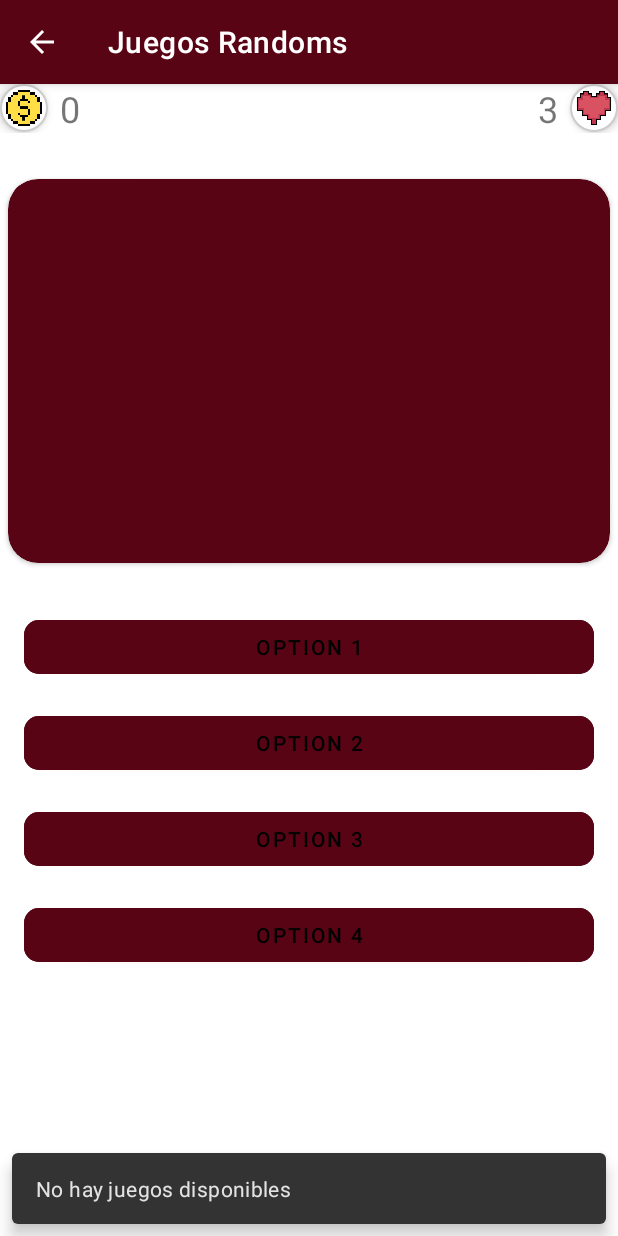
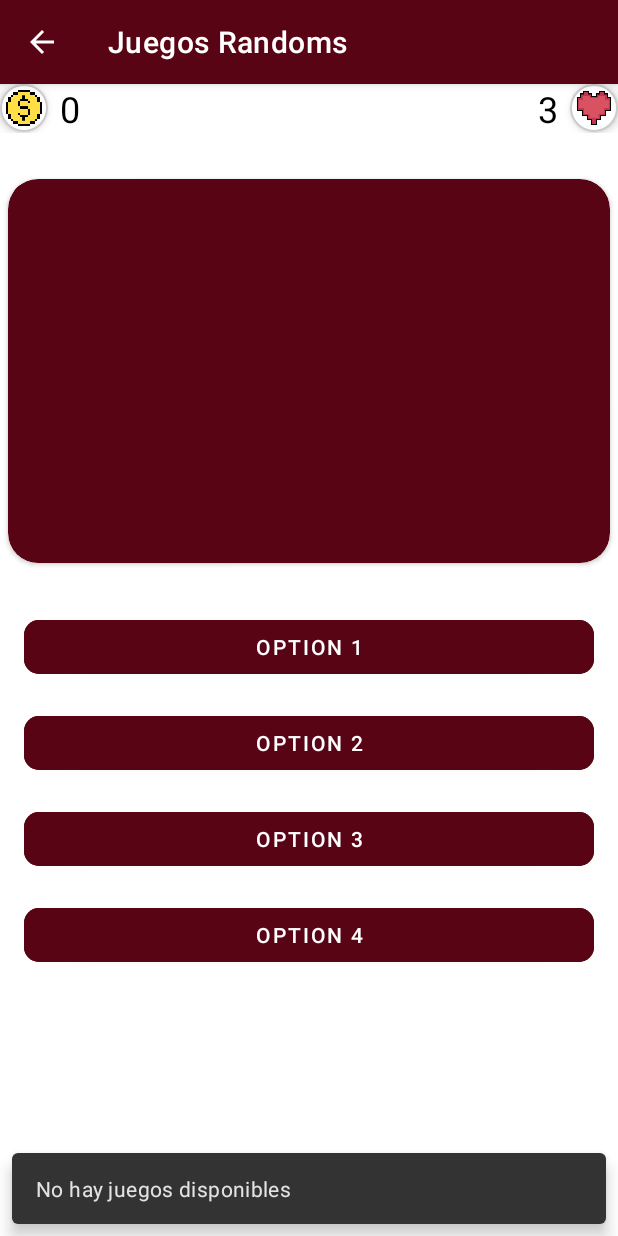
Before and after one commit to GameQuizApp/GameQuiz, an Android app: the GameActivity screen opened directly, with no data from a screen before it, on a phone screen of 412 x 824 dp. Run offline under Robolectric (Android 15) with nearby library versions, the phone set to English and light mode, and no system bars; our stand-ins replace Firebase (no records; nobody signed in at launch, a user with empty details on screens opened directly); 1 statement that could not run was skipped.

Commit message:
Cmabio en activity_game.xml ,estilo y temas claro y oscuro

```diff
--- a/app/src/main/res/layout/activity_game.xml
+++ b/app/src/main/res/layout/activity_game.xml
@@ -4,6 +4,7 @@
     xmlns:tools="http://schemas.android.com/tools"
     android:layout_width="match_parent"
     android:layout_height="match_parent"
+    android:background="?attr/colorPrimaryVariant"
     tools:context=".activity.GameActivity">
 
     <LinearLayout
@@ -29,6 +30,8 @@
             android:layout_width="wrap_content"
             android:layout_height="wrap_content"
             android:layout_marginStart="8dp"
+            android:text="0"
+            android:textColor="?attr/colorSecondary"
             android:textSize="24sp" />
 
         <View
@@ -41,6 +44,8 @@
             android:layout_width="wrap_content"
             android:layout_height="wrap_content"
             android:layout_marginEnd="8dp"
+            android:text="3"
+            android:textColor="?attr/colorSecondary"
             android:textSize="24sp" />
 
         <ImageView
--- a/app/src/main/res/values-night/themes.xml
+++ b/app/src/main/res/values-night/themes.xml
@@ -62,7 +62,7 @@
         <item name="colorPrimaryVariant">@color/neg_busc</item>
         <item name="colorOnPrimary">@color/white</item>
         <!-- Secondary brand color. -->
-        <item name="colorSecondary">@color/teal_200</item>
+        <item name="colorSecondary">@color/white</item>
         <item name="colorSecondaryVariant">@color/teal_700</item>
         <item name="colorOnSecondary">@color/fucsia_700</item>
         <!-- Status bar color. -->
--- a/app/src/main/res/values/styles.xml
+++ b/app/src/main/res/values/styles.xml
@@ -77,7 +77,8 @@
         <item name="android:textStyle">bold</item>
     </style>
     <style name="OptionsButton">
-    <item name="android:backgroundTint">@color/vino</item>
-    <item name="cornerRadius">10dp</item>
+        <item name="android:backgroundTint">@color/vino</item>
+        <item name="cornerRadius">10dp</item>
+        <item name="android:textColor">@color/white</item>
     </style>
 </resources>
--- a/app/src/main/res/values/themes.xml
+++ b/app/src/main/res/values/themes.xml
@@ -61,7 +61,7 @@
         <item name="colorPrimary">@color/vino</item>
         <item name="colorPrimaryVariant">@color/white</item>
         <!-- Secondary brand color. -->
-        <item name="colorSecondary">@color/teal_200</item>
+        <item name="colorSecondary">@color/black</item>
         <item name="colorSecondaryVariant">@color/teal_700</item>
         <item name="colorOnSecondary">@color/fucsia_700</item>
         <!-- Status bar color. -->
```
